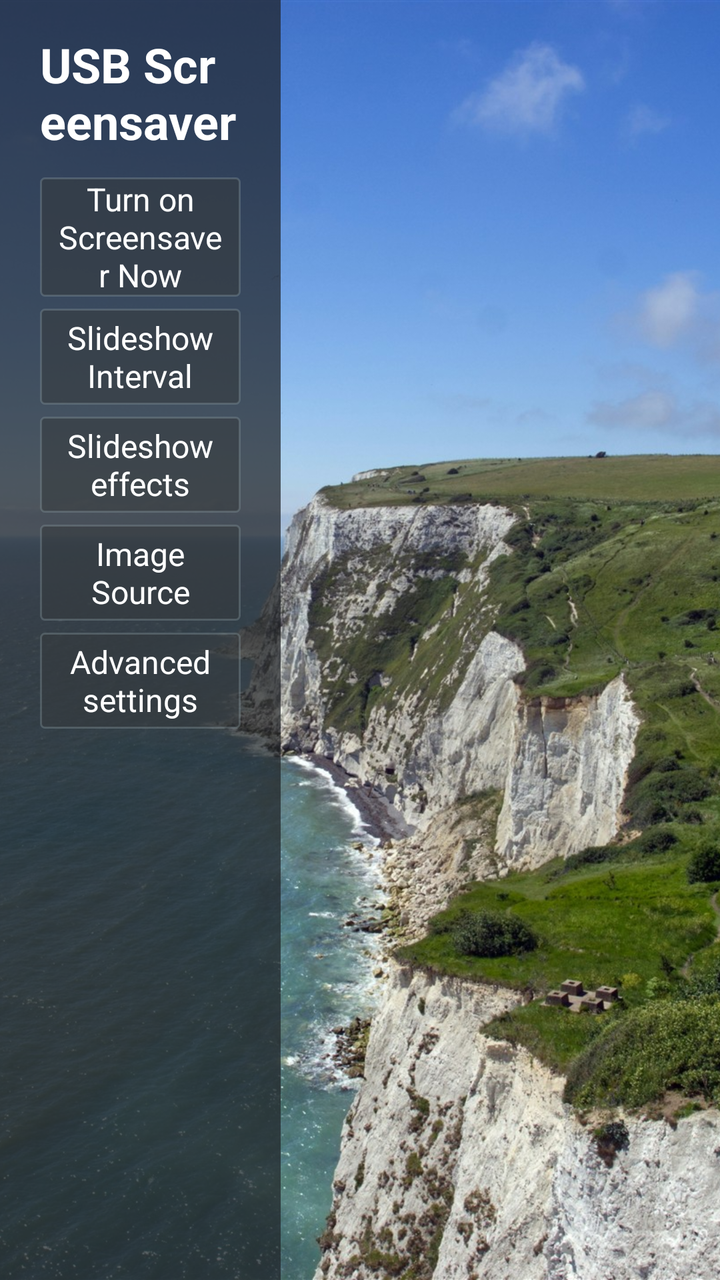
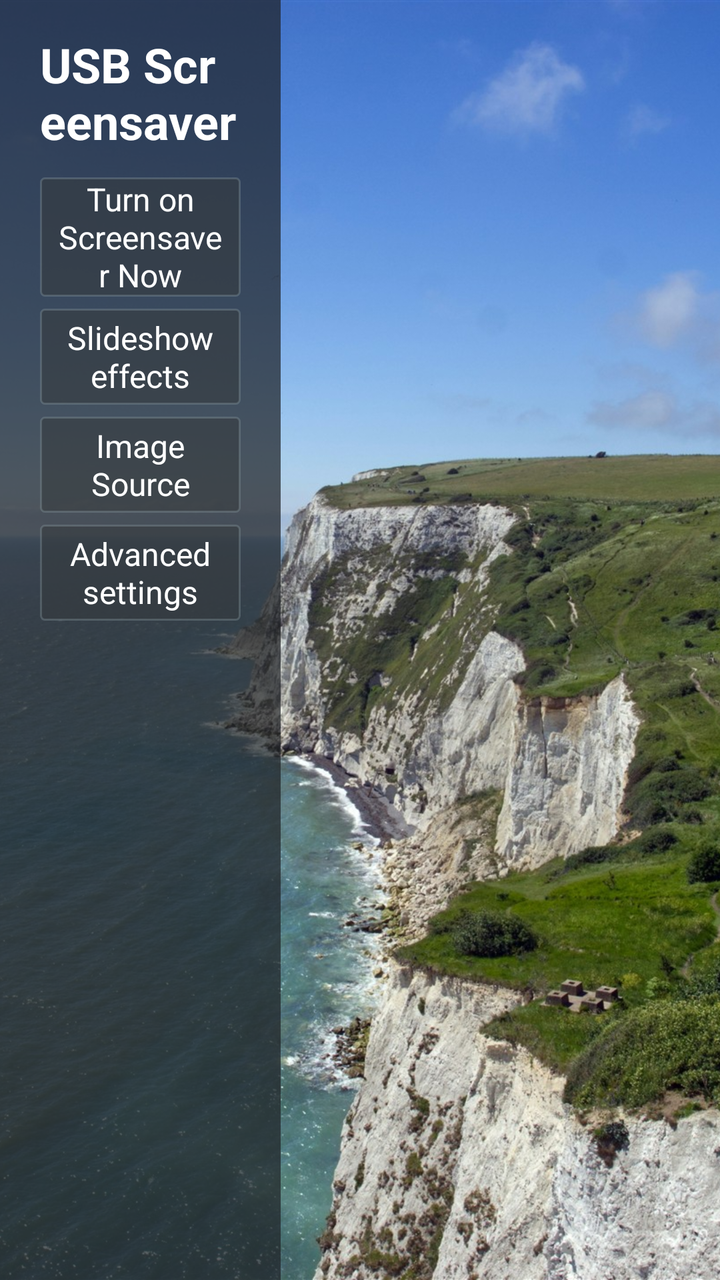

The first picture is an Android layout as it rendered before a commit; the second is the same layout after the commit. The layout source and the unified diff follow.
<!-- AndroidManifest.xml: activity theme Theme.Transparent -->
<!-- res/layout/activity_main.xml -->
<FrameLayout xmlns:android="http://schemas.android.com/apk/res/android"
    android:layout_width="match_parent"
    android:layout_height="match_parent">
    <ImageView
        android:id="@+id/menuPhoto"
        android:layout_width="match_parent"
        android:layout_height="match_parent"
        android:src="@drawable/menu_cliff"
        android:scaleType="centerCrop"
        android:importantForAccessibility="no" />
    <LinearLayout
        android:layout_width="match_parent"
        android:layout_height="match_parent"
        android:layoutDirection="ltr"
        android:orientation="horizontal"
        android:weightSum="100">
        <ScrollView
            android:id="@+id/menuPanel"
            android:layout_width="0dp"
            android:layout_weight="39"
            android:layout_height="match_parent"
            android:fillViewport="true"
            android:background="@color/menu_surface">
            <LinearLayout
                android:layout_width="match_parent"
                android:layout_height="wrap_content"
                android:orientation="vertical"
                android:paddingLeft="20dp"
                android:paddingRight="20dp"
                android:paddingTop="16dp"
                android:paddingBottom="16dp">
                <TextView
                    android:layout_width="match_parent"
                    android:layout_height="wrap_content"
                    android:layout_marginBottom="12dp"
                    android:text="@string/app_name"
                    android:textSize="24sp"
                    android:textStyle="bold"
                    android:textColor="#FFFFFF" />
                <Button style="@style/MenuButton" android:id="@+id/startSlideshow"
                    android:text="@string/start_slideshow" />
                <Button style="@style/MenuButton" android:id="@+id/intervalButton"
                    android:text="@string/interval_label" />
                <Button style="@style/MenuButton" android:id="@+id/effectButton"
                    android:text="@string/effect_label" />
                <Button style="@style/MenuButton" android:id="@+id/imageSource"
                    android:text="@string/image_source" />
                <Button style="@style/MenuButton" android:id="@+id/advancedSettings"
                    android:text="@string/advanced_settings" />
                <Space
                    android:layout_width="1dp"
                    android:layout_height="0dp"
                    android:layout_weight="1" />
                <TextView
                    android:id="@+id/designerCredit"
                    android:layout_width="match_parent"
                    android:layout_height="wrap_content"
                    android:gravity="center"
                    android:textSize="14sp"
                    android:textColor="#FFFFFF" />
            </LinearLayout>
        </ScrollView>
        <ScrollView
            android:id="@+id/submenuPanel"
            android:layout_width="0dp"
            android:layout_weight="30"
            android:layout_height="match_parent"
            android:background="@color/menu_surface"
            android:visibility="gone">
            <LinearLayout
                android:id="@+id/submenuContent"
                android:layout_width="match_parent"
                android:layout_height="wrap_content"
                android:padding="16dp"
                android:orientation="vertical">
                <TextView
                    android:id="@+id/submenuHeading"
                    android:layout_width="match_parent"
                    android:layout_height="wrap_content"
                    android:layout_marginBottom="12dp"
                    android:textColor="#FFFFFF"
                    android:textSize="20sp"
                    android:textStyle="bold" />
            </LinearLayout>
        </ScrollView>
    </LinearLayout>
</FrameLayout>
<!-- resources referenced by this layout -->
<resources>
  <color name="menu_surface">#B51F2326</color>
  <!-- drawable menu_cliff: jpg bitmap (drawable-nodpi, 772828 bytes) -->
  <string name="advanced_settings">Advanced settings</string>
  <string name="app_name">USB Screensaver</string>
  <string name="effect_label">Slideshow effects</string>
  <string name="image_source">Image Source</string>
  <string name="interval_label">Slideshow Interval</string>
  <string name="start_slideshow">Turn on Screensaver Now</string>
  <style name="MenuButton" parent="@android:style/Widget.Button">
          <item name="android:layout_width">match_parent</item>
          <item name="android:layout_height">wrap_content</item>
          <item name="android:minHeight">48dp</item>
          <item name="android:layout_marginBottom">6dp</item>
          <item name="android:background">@drawable/menu_button</item>
          <item name="android:backgroundTint">@null</item>
          <item name="android:textColor">#FFFFFF</item>
          <item name="android:textAllCaps">false</item>
          <item name="android:textSize">16sp</item>
          <item name="android:paddingLeft">8dp</item>
          <item name="android:paddingRight">8dp</item>
      </style>
  <style name="Theme.Transparent" parent="android:Theme.DeviceDefault.NoActionBar">
          <item name="android:windowBackground">@android:color/black</item>
          <item name="android:windowNoTitle">true</item>
          <item name="android:windowFullscreen">true</item>
      </style>
  <!-- drawable menu_button (drawable) -->
  <selector xmlns:android="http://schemas.android.com/apk/res/android">
      <item android:state_enabled="false">
          <shape><solid android:color="#55344248"/><corners android:radius="2dp"/></shape>
      </item>
      <item android:state_pressed="true">
          <shape><solid android:color="#DA7D8082"/><corners android:radius="2dp"/></shape>
      </item>
      <item android:state_focused="true">
          <shape>
              <solid android:color="#D5666C70"/>
              <stroke android:width="1dp" android:color="#FFFFFF"/>
              <corners android:radius="2dp"/>
          </shape>
      </item>
      <item>
          <shape>
              <solid android:color="#92353A3D"/>
              <stroke android:width="1dp" android:color="#558D9EA5"/>
              <corners android:radius="2dp"/>
          </shape>
      </item>
  </selector>
</resources>

<!-- the commit's change to res/layout/activity_main.xml (unified diff, before → after) -->
@@ -39,8 +39,6 @@
                     android:textColor="#FFFFFF" />
                 <Button style="@style/MenuButton" android:id="@+id/startSlideshow"
                     android:text="@string/start_slideshow" />
-                <Button style="@style/MenuButton" android:id="@+id/intervalButton"
-                    android:text="@string/interval_label" />
                 <Button style="@style/MenuButton" android:id="@+id/effectButton"
                     android:text="@string/effect_label" />
                 <Button style="@style/MenuButton" android:id="@+id/imageSource"
<!-- resource entries referenced after the edit -->
@@ -6,7 +6,6 @@
   <string name="app_name">USB Screensaver</string>
   <string name="effect_label">Slideshow effects</string>
   <string name="image_source">Image Source</string>
-  <string name="interval_label">Slideshow Interval</string>
   <string name="start_slideshow">Turn on Screensaver Now</string>
   <style name="MenuButton" parent="@android:style/Widget.Button">
           <item name="android:layout_width">match_parent</item>
